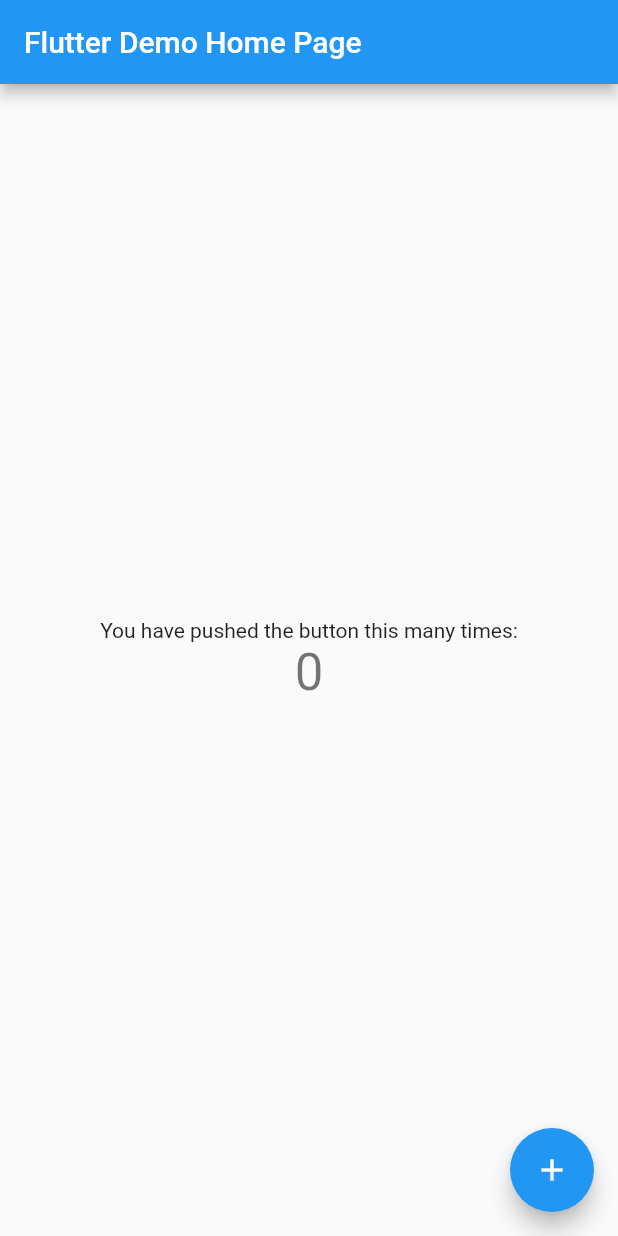
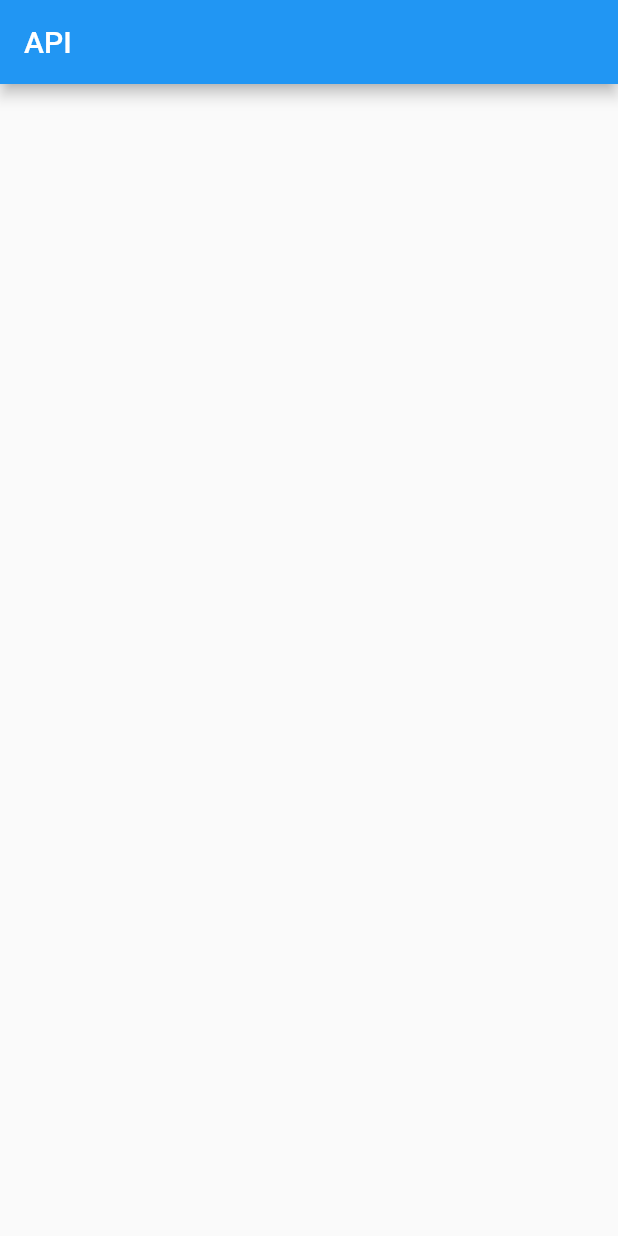
Before and after one commit to Mucahid-Canbey/flutter_basic_json, a Flutter app: the screen it shows after launch, on a phone screen of 412 x 824 dp. Run offline on Flutter 3.47's test engine with Material 2 defaults, Android fonts, the phone set to English and light mode, and no system bars.

```diff
--- a/lib/main.dart
+++ b/lib/main.dart
@@ -7,24 +7,16 @@ void main() {
 class MyApp extends StatelessWidget {
   const MyApp({Key? key}) : super(key: key);
 
-  // This widget is the root of your application.
+
   @override
   Widget build(BuildContext context) {
     return MaterialApp(
-      title: 'Flutter Demo',
+      title: 'API',
       theme: ThemeData(
-        // This is the theme of your application.
-        //
-        // Try running your application with "flutter run". You'll see the
-        // application has a blue toolbar. Then, without quitting the app, try
-        // changing the primarySwatch below to Colors.green and then invoke
-        // "hot reload" (press "r" in the console where you ran "flutter run",
-        // or simply save your changes to "hot reload" in a Flutter IDE).
-        // Notice that the counter didn't reset back to zero; the application
-        // is not restarted.
+
         primarySwatch: Colors.blue,
       ),
-      home: const MyHomePage(title: 'Flutter Demo Home Page'),
+      home: const MyHomePage(title: 'API'),
     );
   }
 }
@@ -32,14 +24,7 @@ class MyApp extends StatelessWidget {
 class MyHomePage extends StatefulWidget {
   const MyHomePage({Key? key, required this.title}) : super(key: key);
 
-  // This widget is the home page of your application. It is stateful, meaning
-  // that it has a State object (defined below) that contains fields that affect
-  // how it looks.
 
-  // This class is the configuration for the state. It holds the values (in this
-  // case the title) provided by the parent (in this case the App widget) and
-  // used by the build method of the State. Fields in a Widget subclass are
-  // always marked "final".
 
   final String title;
 
@@ -48,68 +33,20 @@ class MyHomePage extends StatefulWidget {
 }
 
 class _MyHomePageState extends State<MyHomePage> {
-  int _counter = 0;
-
-  void _incrementCounter() {
-    setState(() {
-      // This call to setState tells the Flutter framework that something has
-      // changed in this State, which causes it to rerun the build method below
-      // so that the display can reflect the updated values. If we changed
-      // _counter without calling setState(), then the build method would not be
-      // called again, and so nothing would appear to happen.
-      _counter++;
-    });
-  }
 
   @override
   Widget build(BuildContext context) {
-    // This method is rerun every time setState is called, for instance as done
-    // by the _incrementCounter method above.
-    //
-    // The Flutter framework has been optimized to make rerunning build methods
-    // fast, so that you can just rebuild anything that needs updating rather
-    // than having to individually change instances of widgets.
+
     return Scaffold(
       appBar: AppBar(
-        // Here we take the value from the MyHomePage object that was created by
-        // the App.build method, and use it to set our appbar title.
+
         title: Text(widget.title),
       ),
       body: Center(
-        // Center is a layout widget. It takes a single child and positions it
-        // in the middle of the parent.
-        child: Column(
-          // Column is also a layout widget. It takes a list of children and
-          // arranges them vertically. By default, it sizes itself to fit its
-          // children horizontally, and tries to be as tall as its parent.
-          //
-          // Invoke "debug painting" (press "p" in the console, choose the
-          // "Toggle Debug Paint" action from the Flutter Inspector in Android
-          // Studio, or the "Toggle Debug Paint" command in Visual Studio Code)
-          // to see the wireframe for each widget.
-          //
-          // Column has various properties to control how it sizes itself and
-          // how it positions its children. Here we use mainAxisAlignment to
-          // center the children vertically; the main axis here is the vertical
-          // axis because Columns are vertical (the cross axis would be
-          // horizontal).
-          mainAxisAlignment: MainAxisAlignment.center,
-          children: <Widget>[
-            const Text(
-              'You have pushed the button this many times:',
-            ),
-            Text(
-              '$_counter',
-              style: Theme.of(context).textTheme.headline4,
-            ),
-          ],
-        ),
+
+
       ),
-      floatingActionButton: FloatingActionButton(
-        onPressed: _incrementCounter,
-        tooltip: 'Increment',
-        child: const Icon(Icons.add),
-      ), // This trailing comma makes auto-formatting nicer for build methods.
+
     );
   }
 }
```
Also changed, not shown: lib/loadData.dart (added, +12 -0 lines).
